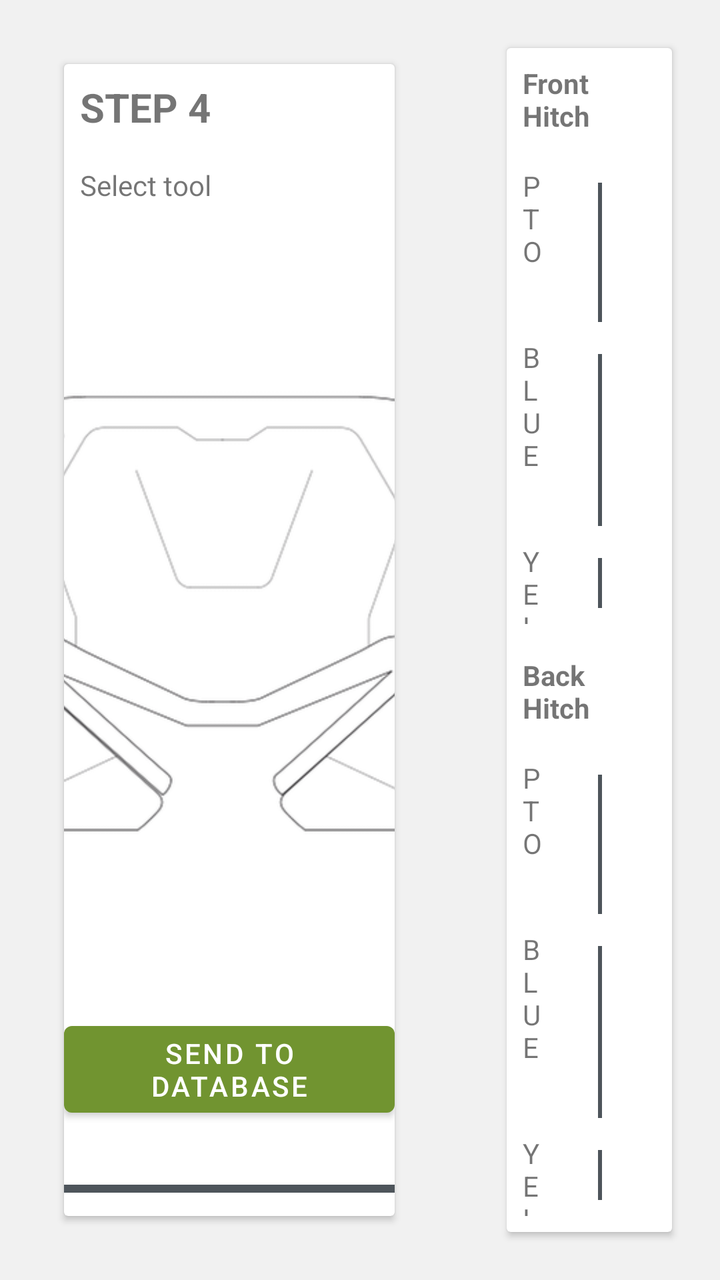
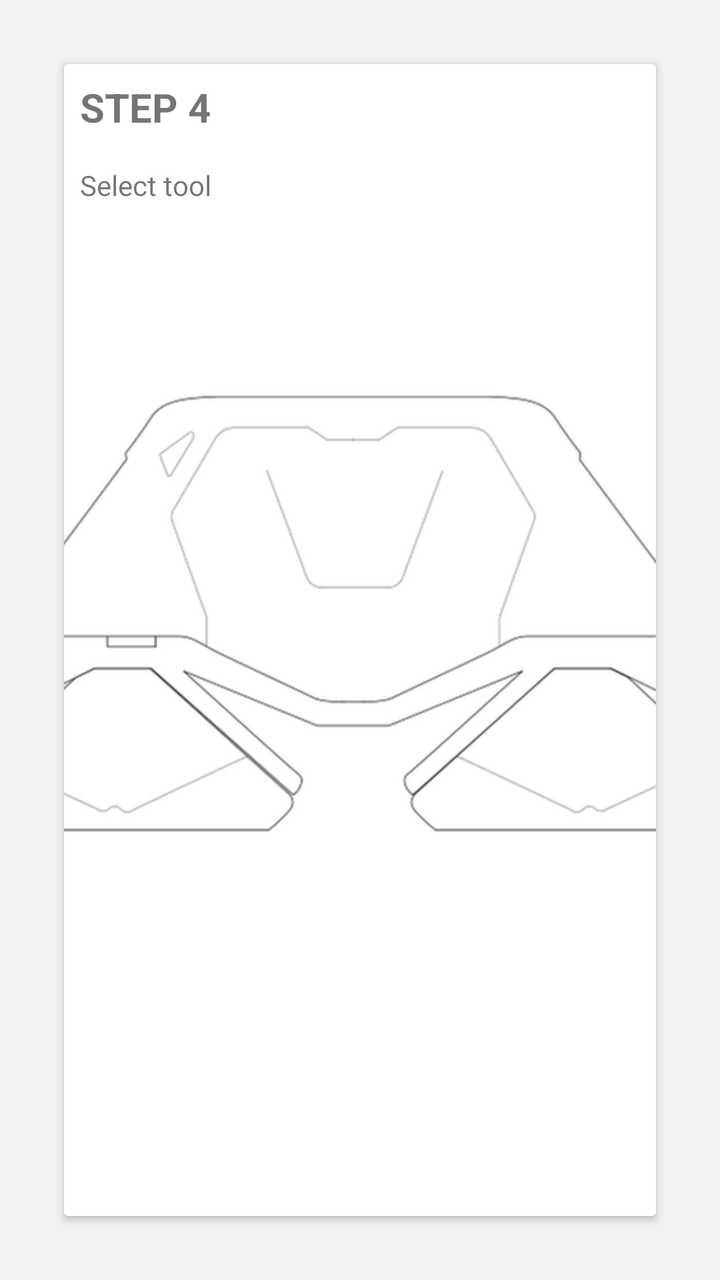

An Android layout rendered at two revisions. The XML below is the earlier revision; the diff shows what the commit changed to produce the second picture.
<!-- AndroidManifest.xml: application theme AppTheme -->
<!-- res/layout/fragment_creator_tool_select.xml -->
<?xml version="1.0" encoding="utf-8"?>
<layout xmlns:android="http://schemas.android.com/apk/res/android"
    xmlns:app="http://schemas.android.com/apk/res-auto"
    xmlns:tools="http://schemas.android.com/tools">

    <data>

        <variable
            name="viewModel"
            type="eu.agribot.agribotapp.ui.fragment.taskcreator.toolselect.CreatorToolSelectViewModel" />
    </data>


    <LinearLayout
        android:layout_width="match_parent"
        android:layout_height="match_parent"
        android:orientation="horizontal"
        android:background="@color/background_gray">

        <androidx.cardview.widget.CardView
            android:layout_width="0dp"
            android:layout_height="match_parent"
            android:layout_margin="@dimen/margin_xxlarge"

            android:layout_weight="2">

        <LinearLayout
            android:layout_width="match_parent"
            android:layout_height="match_parent"
            android:orientation="vertical">

            <TextView
                android:id="@+id/textView7"
                android:layout_width="wrap_content"
                android:layout_height="wrap_content"
                android:layout_margin="@dimen/margin_medium"
                android:text="@string/step_4"
                android:textSize="@dimen/text_size_xlarge"
                android:textStyle="bold" />

            <TextView
                android:id="@+id/textView8"
                android:layout_width="wrap_content"
                android:layout_height="wrap_content"
                android:layout_margin="@dimen/margin_medium"
                android:gravity="center"
                android:text="@string/select_tool"
                android:textSize="@dimen/text_size_medium" />

            <View
                android:layout_width="match_parent"
                android:layout_height="0dp"
                android:layout_weight="1"/>


            <ImageView
                android:id="@+id/imageView3"
                android:layout_width="617dp"
                android:layout_height="397dp"
                android:layout_gravity="center"
                android:src="@drawable/agri_jarek" />

            <View
                android:layout_width="match_parent"
                android:layout_height="0dp"
                android:layout_weight="1"/>

            <com.google.android.material.button.MaterialButton
                android:layout_width="wrap_content"
                android:layout_height="wrap_content"
                android:layout_gravity="center_horizontal"
                android:onClick="@{() -> viewModel.sendTaskData()}"
                android:text="@string/send_to_database" />

            <LinearLayout
                android:layout_width="match_parent"
                android:layout_height="wrap_content"
                android:gravity="center"
                android:orientation="horizontal">

                <TextView
                    android:layout_width="wrap_content"
                    android:layout_height="wrap_content"
                    android:layout_gravity="center"
                    android:layout_marginHorizontal="@dimen/margin_xxlarge"
                    android:text="@string/configuration_progress" />

                <ProgressBar
                    style="@style/Widget.AppCompat.ProgressBar.Horizontal"
                    android:layout_width="452dp"
                    android:layout_height="wrap_content"
                    android:layout_gravity="center"
                    android:progress="90"
                    android:layout_margin="@dimen/margin_xlarge" />


            </LinearLayout>


        </LinearLayout>

        </androidx.cardview.widget.CardView>


        <androidx.cardview.widget.CardView
            android:layout_width="0dp"
            android:layout_height="match_parent"
            android:layout_margin="@dimen/margin_xlarge"
            android:layout_weight="1">

            <LinearLayout
                android:layout_width="match_parent"
                android:layout_height="match_parent"
                android:orientation="vertical">

                <TextView
                    android:layout_width="wrap_content"
                    android:layout_height="wrap_content"
                    android:layout_margin="@dimen/margin_medium"
                    android:text="@string/front_hitch"
                    android:textStyle="bold" />

                <include
                    layout="@layout/view_hitch"
                    android:layout_width="match_parent"
                    android:layout_height="0dp"
                    android:layout_margin="@dimen/margin_medium"
                    android:layout_weight="1" />

                <TextView
                    android:layout_width="wrap_content"
                    android:layout_height="wrap_content"
                    android:layout_margin="@dimen/margin_medium"
                    android:text="@string/back_hitch"
                    android:textStyle="bold" />

                <include
                    layout="@layout/view_hitch"
                    android:layout_width="match_parent"
                    android:layout_height="0dp"
                    android:layout_gravity="center"
                    android:layout_margin="@dimen/margin_medium"
                    android:layout_weight="1" />

            </LinearLayout>

        </androidx.cardview.widget.CardView>

    </LinearLayout>


</layout>
<!-- res/layout/view_hitch.xml (included above) -->
<LinearLayout android:layout_width="match_parent"
    android:layout_height="wrap_content"
    xmlns:android="http://schemas.android.com/apk/res/android"
    xmlns:app="http://schemas.android.com/apk/res-auto"
    android:orientation="vertical"
    android:layout_gravity="center">


    <LinearLayout
        android:layout_width="match_parent"
        android:layout_height="wrap_content"
        android:orientation="horizontal">

        <LinearLayout
            android:layout_width="0dp"
            android:layout_height="wrap_content"
            android:layout_weight="4"
            android:orientation="vertical">

            <TextView
                android:layout_width="wrap_content"
                android:layout_height="wrap_content"
                android:text="PTO"
                android:textSize="@dimen/text_size_medium" />

            <SeekBar
                android:layout_width="match_parent"
                android:layout_height="wrap_content"
                android:progressBackgroundTint="@color/base_green"
                android:layout_margin="@dimen/margin_medium" />
        </LinearLayout>


        <TextView
            android:layout_width="0dp"
            android:layout_height="wrap_content"
            android:layout_margin="@dimen/margin_medium"
            android:layout_weight="1"
            android:textStyle="bold" />

        <View
            android:layout_width="2dp"
            android:layout_height="match_parent"
            android:layout_margin="@dimen/margin_medium"
            android:background="@color/gray" />

        <Switch
            android:layout_width="0dp"
            android:layout_height="wrap_content"
            android:layout_margin="@dimen/margin_medium"
            android:layout_weight="1" />


    </LinearLayout>

    <LinearLayout
        android:layout_width="match_parent"
        android:layout_height="wrap_content"
        android:orientation="horizontal">

        <LinearLayout
            android:layout_width="0dp"
            android:layout_height="wrap_content"
            android:layout_weight="4"
            android:orientation="vertical">

            <TextView
                android:layout_width="wrap_content"
                android:layout_height="wrap_content"
                android:text="BLUE"
                android:textSize="@dimen/text_size_medium" />

            <SeekBar
                android:layout_width="match_parent"
                android:layout_height="wrap_content"
                android:progressBackgroundTint="@color/base_green"
                android:layout_margin="@dimen/margin_medium" />
        </LinearLayout>


        <TextView
            android:layout_width="0dp"
            android:layout_height="wrap_content"
            android:layout_margin="@dimen/margin_medium"
            android:layout_weight="1"
            android:textStyle="bold" />

        <View
            android:layout_width="2dp"
            android:layout_height="match_parent"
            android:layout_margin="@dimen/margin_medium"
            android:background="@color/gray" />

        <Switch
            android:layout_width="0dp"
            android:layout_height="wrap_content"
            android:layout_margin="@dimen/margin_medium"
            android:layout_weight="1" />


    </LinearLayout>

    <LinearLayout
        android:layout_width="match_parent"
        android:layout_height="wrap_content"
        android:orientation="horizontal">

        <LinearLayout
            android:layout_width="0dp"
            android:layout_height="wrap_content"
            android:layout_weight="4"
            android:orientation="vertical">

            <TextView
                android:layout_width="wrap_content"
                android:layout_height="wrap_content"
                android:text="YELLOW"
                android:textSize="@dimen/text_size_medium" />

            <SeekBar
                android:layout_width="match_parent"
                android:layout_height="wrap_content"
                android:progressBackgroundTint="@color/base_green"
                android:layout_margin="@dimen/margin_medium" />
        </LinearLayout>


        <TextView
            android:layout_width="0dp"
            android:layout_height="wrap_content"
            android:layout_margin="@dimen/margin_medium"
            android:layout_weight="1"
            android:textStyle="bold" />

        <View
            android:layout_width="2dp"
            android:layout_height="match_parent"
            android:layout_margin="@dimen/margin_medium"
            android:background="@color/gray" />

        <Switch
            android:layout_width="0dp"
            android:layout_height="wrap_content"
            android:layout_margin="@dimen/margin_medium"
            android:layout_weight="1" />


    </LinearLayout>

    <LinearLayout
        android:layout_width="match_parent"
        android:layout_height="wrap_content"
        android:orientation="horizontal">

        <LinearLayout
            android:layout_width="0dp"
            android:layout_height="wrap_content"
            android:layout_weight="4"
            android:orientation="vertical">

            <TextView
                android:layout_width="wrap_content"
                android:layout_height="wrap_content"
                android:text="GREEN"
                android:textSize="@dimen/text_size_medium" />

            <SeekBar
                android:layout_width="match_parent"
                android:layout_height="wrap_content"
                android:progressBackgroundTint="@color/base_green"
                android:layout_margin="@dimen/margin_medium" />
        </LinearLayout>


        <TextView
            android:layout_width="0dp"
            android:layout_height="wrap_content"
            android:layout_margin="@dimen/margin_medium"
            android:layout_weight="1"
            android:textStyle="bold" />

        <View
            android:layout_width="2dp"
            android:layout_height="match_parent"
            android:layout_margin="@dimen/margin_medium"
            android:background="@color/gray" />

        <Switch
            android:layout_width="0dp"
            android:layout_height="wrap_content"
            android:layout_margin="@dimen/margin_medium"
            android:layout_weight="1" />


    </LinearLayout>
</LinearLayout>
<!-- resources referenced by this layout -->
<resources>
  <color name="background_gray">#f1f1f1</color>
  <color name="base_green">#719430</color>
  <color name="gray">#4E555B</color>
  <dimen name="margin_medium">8dp</dimen>
  <dimen name="margin_xlarge">24dp</dimen>
  <dimen name="margin_xxlarge">32dp</dimen>
  <dimen name="text_size_medium">14sp</dimen>
  <dimen name="text_size_xlarge">20sp</dimen>
  <!-- drawable agri_jarek: png bitmap (drawable-hdpi, 17829 bytes) -->
  <string name="back_hitch">Back Hitch</string>
  <string name="configuration_progress">Postęp konfiguracji</string>
  <string name="front_hitch">Front Hitch</string>
  <string name="select_tool">Select tool</string>
  <string name="send_to_database">Send to Database</string>
  <string name="step_4">STEP 4</string>
  <style name="AppTheme" parent="Theme.MaterialComponents.Light.DarkActionBar">
          
          <item name="colorPrimary">@color/colorPrimary</item>
          <item name="colorPrimaryDark">@color/colorPrimaryDark</item>
          <item name="colorAccent">@color/colorAccent</item>
      </style>
  <color name="colorPrimary">@color/base_green</color>
  <color name="colorPrimaryDark">@color/base_green_darker</color>
  <color name="colorAccent">@color/gray</color>
  <color name="base_green_darker">#426600</color>
</resources>

<!-- the commit's change to res/layout/fragment_creator_tool_select.xml (unified diff, before → after) -->
@@ -65,13 +65,6 @@
                 android:layout_height="0dp"
                 android:layout_weight="1"/>
 
-            <com.google.android.material.button.MaterialButton
-                android:layout_width="wrap_content"
-                android:layout_height="wrap_content"
-                android:layout_gravity="center_horizontal"
-                android:onClick="@{() -> viewModel.sendTaskData()}"
-                android:text="@string/send_to_database" />
-
             <LinearLayout
                 android:layout_width="match_parent"
                 android:layout_height="wrap_content"
@@ -93,6 +86,13 @@
                     android:progress="90"
                     android:layout_margin="@dimen/margin_xlarge" />
 
+                <com.google.android.material.button.MaterialButton
+                    android:layout_width="wrap_content"
+                    android:layout_height="wrap_content"
+                    android:layout_gravity="center_horizontal"
+                    android:onClick="@{() -> viewModel.sendTaskData()}"
+                    android:text="@string/send_to_database" />
+
 
             </LinearLayout>
 
@@ -102,248 +102,7 @@
         </androidx.cardview.widget.CardView>
 
 
-        <androidx.cardview.widget.CardView
-            android:layout_width="0dp"
-            android:layout_height="match_parent"
-            android:layout_margin="@dimen/margin_xlarge"
-            android:layout_weight="1">
-
-            <LinearLayout
-                android:layout_width="match_parent"
-                android:layout_height="match_parent"
-                android:orientation="vertical">
-
-                <TextView
-                    android:layout_width="wrap_content"
-                    android:layout_height="wrap_content"
-                    android:layout_margin="@dimen/margin_medium"
-                    android:text="@string/front_hitch"
-                    android:textStyle="bold" />
-
-                <include
-                    layout="@layout/view_hitch"
-                    android:layout_width="match_parent"
-                    android:layout_height="0dp"
-                    android:layout_margin="@dimen/margin_medium"
-                    android:layout_weight="1" />
-
-                <TextView
-                    android:layout_width="wrap_content"
-                    android:layout_height="wrap_content"
-                    android:layout_margin="@dimen/margin_medium"
-                    android:text="@string/back_hitch"
-                    android:textStyle="bold" />
-
-                <include
-                    layout="@layout/view_hitch"
-                    android:layout_width="match_parent"
-                    android:layout_height="0dp"
-                    android:layout_gravity="center"
-                    android:layout_margin="@dimen/margin_medium"
-                    android:layout_weight="1" />
-
-            </LinearLayout>
-
-        </androidx.cardview.widget.CardView>
-
     </LinearLayout>
 
 
 </layout>
-<!-- res/layout/view_hitch.xml (included above) -->
-<LinearLayout android:layout_width="match_parent"
-    android:layout_height="wrap_content"
-    xmlns:android="http://schemas.android.com/apk/res/android"
-    xmlns:app="http://schemas.android.com/apk/res-auto"
-    android:orientation="vertical"
-    android:layout_gravity="center">
-
-
-    <LinearLayout
-        android:layout_width="match_parent"
-        android:layout_height="wrap_content"
-        android:orientation="horizontal">
-
-        <LinearLayout
-            android:layout_width="0dp"
-            android:layout_height="wrap_content"
-            android:layout_weight="4"
-            android:orientation="vertical">
-
-            <TextView
-                android:layout_width="wrap_content"
-                android:layout_height="wrap_content"
-                android:text="PTO"
-                android:textSize="@dimen/text_size_medium" />
-
-            <SeekBar
-                android:layout_width="match_parent"
-                android:layout_height="wrap_content"
-                android:progressBackgroundTint="@color/base_green"
-                android:layout_margin="@dimen/margin_medium" />
-        </LinearLayout>
-
-
-        <TextView
-            android:layout_width="0dp"
-            android:layout_height="wrap_content"
-            android:layout_margin="@dimen/margin_medium"
-            android:layout_weight="1"
-            android:textStyle="bold" />
-
-        <View
-            android:layout_width="2dp"
-            android:layout_height="match_parent"
-            android:layout_margin="@dimen/margin_medium"
-            android:background="@color/gray" />
-
-        <Switch
-            android:layout_width="0dp"
-            android:layout_height="wrap_content"
-            android:layout_margin="@dimen/margin_medium"
-            android:layout_weight="1" />
-
-
-    </LinearLayout>
-
-    <LinearLayout
-        android:layout_width="match_parent"
-        android:layout_height="wrap_content"
-        android:orientation="horizontal">
-
-        <LinearLayout
-            android:layout_width="0dp"
-            android:layout_height="wrap_content"
-            android:layout_weight="4"
-            android:orientation="vertical">
-
-            <TextView
-                android:layout_width="wrap_content"
-                android:layout_height="wrap_content"
-                android:text="BLUE"
-                android:textSize="@dimen/text_size_medium" />
-
-            <SeekBar
-                android:layout_width="match_parent"
-                android:layout_height="wrap_content"
-                android:progressBackgroundTint="@color/base_green"
-                android:layout_margin="@dimen/margin_medium" />
-        </LinearLayout>
-
-
-        <TextView
-            android:layout_width="0dp"
-            android:layout_height="wrap_content"
-            android:layout_margin="@dimen/margin_medium"
-            android:layout_weight="1"
-            android:textStyle="bold" />
-
-        <View
-            android:layout_width="2dp"
-            android:layout_height="match_parent"
-            android:layout_margin="@dimen/margin_medium"
-            android:background="@color/gray" />
-
-        <Switch
-            android:layout_width="0dp"
-            android:layout_height="wrap_content"
-            android:layout_margin="@dimen/margin_medium"
-            android:layout_weight="1" />
-
-
-    </LinearLayout>
-
-    <LinearLayout
-        android:layout_width="match_parent"
-        android:layout_height="wrap_content"
-        android:orientation="horizontal">
-
-        <LinearLayout
-            android:layout_width="0dp"
-            android:layout_height="wrap_content"
-            android:layout_weight="4"
-            android:orientation="vertical">
-
-            <TextView
-                android:layout_width="wrap_content"
-                android:layout_height="wrap_content"
-                android:text="YELLOW"
-                android:textSize="@dimen/text_size_medium" />
-
-            <SeekBar
-                android:layout_width="match_parent"
-                android:layout_height="wrap_content"
-                android:progressBackgroundTint="@color/base_green"
-                android:layout_margin="@dimen/margin_medium" />
-        </LinearLayout>
-
-
-        <TextView
-            android:layout_width="0dp"
-            android:layout_height="wrap_content"
-            android:layout_margin="@dimen/margin_medium"
-            android:layout_weight="1"
-            android:textStyle="bold" />
-
-        <View
-            android:layout_width="2dp"
-            android:layout_height="match_parent"
-            android:layout_margin="@dimen/margin_medium"
-            android:background="@color/gray" />
-
-        <Switch
-            android:layout_width="0dp"
-            android:layout_height="wrap_content"
-            android:layout_margin="@dimen/margin_medium"
-            android:layout_weight="1" />
-
-
-    </LinearLayout>
-
-    <LinearLayout
-        android:layout_width="match_parent"
-        android:layout_height="wrap_content"
-        android:orientation="horizontal">
-
-        <LinearLayout
-            android:layout_width="0dp"
-            android:layout_height="wrap_content"
-            android:layout_weight="4"
-            android:orientation="vertical">
-
-            <TextView
-                android:layout_width="wrap_content"
-                android:layout_height="wrap_content"
-                android:text="GREEN"
-                android:textSize="@dimen/text_size_medium" />
-
-            <SeekBar
-                android:layout_width="match_parent"
-                android:layout_height="wrap_content"
-                android:progressBackgroundTint="@color/base_green"
-                android:layout_margin="@dimen/margin_medium" />
-        </LinearLayout>
-
-
-        <TextView
-            android:layout_width="0dp"
-            android:layout_height="wrap_content"
-            android:layout_margin="@dimen/margin_medium"
-            android:layout_weight="1"
-            android:textStyle="bold" />
-
-        <View
-            android:layout_width="2dp"
-            android:layout_height="match_parent"
-            android:layout_margin="@dimen/margin_medium"
-            android:background="@color/gray" />
-
-        <Switch
-            android:layout_width="0dp"
-            android:layout_height="wrap_content"
-            android:layout_margin="@dimen/margin_medium"
-            android:layout_weight="1" />
-
-
-    </LinearLayout>
-</LinearLayout>
<!-- resource entries referenced after the edit -->
@@ -1,17 +1,15 @@
 <!-- resources referenced by this layout -->
 <resources>
   <color name="background_gray">#f1f1f1</color>
-  <color name="base_green">#719430</color>
-  <color name="gray">#4E555B</color>
+  <color name="base_green">#a4c01b</color>
+  <color name="gray">#6A6A6A</color>
   <dimen name="margin_medium">8dp</dimen>
   <dimen name="margin_xlarge">24dp</dimen>
   <dimen name="margin_xxlarge">32dp</dimen>
   <dimen name="text_size_medium">14sp</dimen>
   <dimen name="text_size_xlarge">20sp</dimen>
   <!-- drawable agri_jarek: png bitmap (drawable-hdpi, 17829 bytes) -->
-  <string name="back_hitch">Back Hitch</string>
   <string name="configuration_progress">Postęp konfiguracji</string>
-  <string name="front_hitch">Front Hitch</string>
   <string name="select_tool">Select tool</string>
   <string name="send_to_database">Send to Database</string>
   <string name="step_4">STEP 4</string>
@@ -24,6 +22,6 @@
   <color name="colorPrimary">@color/base_green</color>
   <color name="colorPrimaryDark">@color/base_green_darker</color>
   <color name="colorAccent">@color/gray</color>
-  <color name="base_green_darker">#426600</color>
+  <color name="base_green_darker">#839915</color>
 </resources>
 
